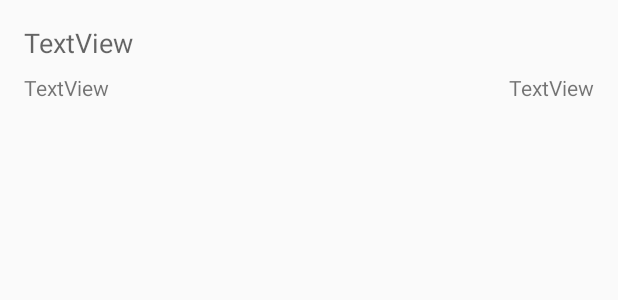
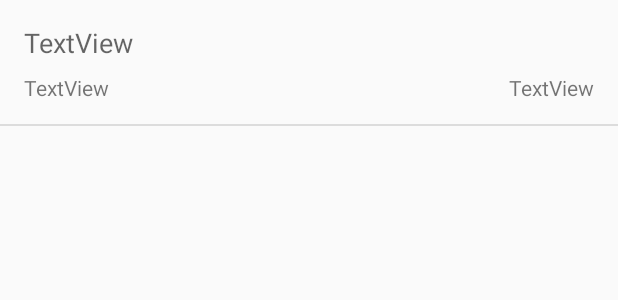
Before and after one commit to geehyness/AcademicLink, an Android app: the layout item_notes.xml on its own in the app's theme, with its tools: preview values and no code run, on a phone screen of 412 x 824 dp. Shown: the top 300 px of the screen. Run offline under Robolectric (Android 15) with nearby library versions, the phone set to English and light mode, and no system bars.

```diff
--- a/TheAcademicLinkAndroid/app/src/main/res/layout/item_notes.xml
+++ b/TheAcademicLinkAndroid/app/src/main/res/layout/item_notes.xml
@@ -6,6 +6,15 @@
     android:layout_width="match_parent"
     android:layout_height="wrap_content"
     android:orientation="vertical">
+
+    <View
+        android:id="@+id/divider22"
+        android:layout_width="0dp"
+        android:layout_height="1dp"
+        android:background="?android:attr/listDivider"
+        app:layout_constraintBottom_toBottomOf="parent"
+        app:layout_constraintEnd_toEndOf="parent"
+        app:layout_constraintStart_toStartOf="parent" />
 
     <TextView
         android:id="@+id/txtNotesTitle"
@@ -23,21 +32,23 @@
 
     <TextView
         android:id="@+id/txtNotesDetails"
-        android:layout_width="wrap_content"
+        android:layout_width="0dp"
         android:layout_height="wrap_content"
+        android:layout_marginTop="8dp"
+        android:layout_marginEnd="8dp"
+        android:layout_marginBottom="16dp"
         android:text="TextView"
-        app:layout_constraintBottom_toBottomOf="@+id/txtNotesUploadDate"
+        app:layout_constraintBottom_toBottomOf="parent"
+        app:layout_constraintEnd_toStartOf="@+id/txtNotesUploadDate"
         app:layout_constraintStart_toStartOf="@+id/txtNotesTitle"
-        app:layout_constraintTop_toTopOf="@+id/txtNotesUploadDate" />
+        app:layout_constraintTop_toBottomOf="@+id/txtNotesTitle" />
 
     <TextView
         android:id="@+id/txtNotesUploadDate"
         android:layout_width="wrap_content"
         android:layout_height="wrap_content"
-        android:layout_marginTop="8dp"
-        android:layout_marginBottom="16dp"
         android:text="TextView"
-        app:layout_constraintBottom_toBottomOf="parent"
+        app:layout_constraintBottom_toBottomOf="@+id/txtNotesDetails"
         app:layout_constraintEnd_toEndOf="@+id/txtNotesTitle"
-        app:layout_constraintTop_toBottomOf="@+id/txtNotesTitle" />
+        app:layout_constraintTop_toTopOf="@+id/txtNotesDetails" />
 </androidx.constraintlayout.widget.ConstraintLayout>
```
Also changed, not shown: TheAcademicLinkAndroid/app/src/main/java/com/yukicide/theacademiclinkandroid/AppUI/globalUI/notesCRUD/AddNotesActivity.java (+36 -31 lines), TheAcademicLinkAndroid/app/src/main/java/com/yukicide/theacademiclinkandroid/Repositories/Adapters/DocumentAdapter.java (+4 -3 lines), TheAcademicLinkAndroid/app/src/main/java/com/yukicide/theacademiclinkandroid/Repositories/Models/AttachmentModel.java (added, +30 -0 lines), TheAcademicLinkAndroid/app/src/main/java/com/yukicide/theacademiclinkandroid/Repositories/Models/NotesModel.java (+4 -4 lines).
